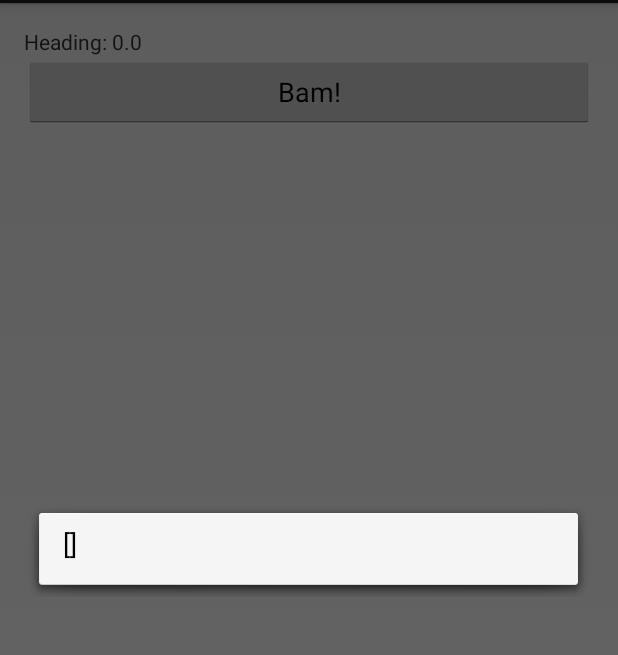
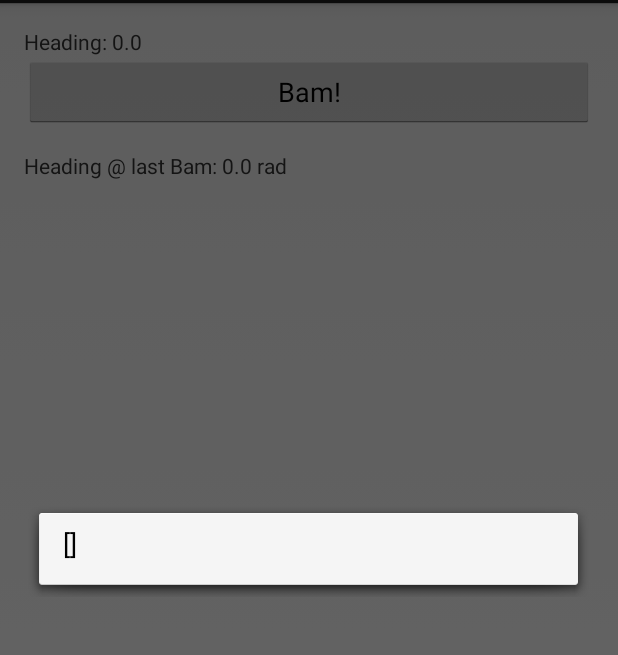
Before and after one commit to kylemsguy/building-point, an Android app: the screen it shows after launch (MainActivity), after a tap on "Bam!", on a phone screen of 412 x 824 dp, the part 69-724 px from its top. Run offline under Robolectric (Android 15) with nearby library versions, the phone set to English and light mode, and no system bars.

Commit message:
Added debug heading @ last bam

```diff
--- a/app/src/main/java/com/kylemsguy/buildingpoint/MainActivity.java
+++ b/app/src/main/java/com/kylemsguy/buildingpoint/MainActivity.java
@@ -29,7 +29,8 @@ public class MainActivity extends Activity implements SensorEventListener, View.
     private Sensor mMagnetometer;
     private LocationManager mLocationManager;
 
-    TextView tvHeading;
+    private TextView tvHeading;
+    private TextView lastBamHeading;
     private Button btnPoint;
     private Location currentLocation;
 
@@ -39,6 +40,7 @@ public class MainActivity extends Activity implements SensorEventListener, View.
         setContentView(R.layout.activity_main);
 
         tvHeading = (TextView) findViewById(R.id.tvHeading);
+        lastBamHeading = (TextView) findViewById(R.id.tvLastBam);
         mSensorManager = (SensorManager) getSystemService(SENSOR_SERVICE);
         mAccelerometer = mSensorManager.getDefaultSensor(Sensor.TYPE_ACCELEROMETER);
         mMagnetometer = mSensorManager.getDefaultSensor(Sensor.TYPE_MAGNETIC_FIELD);
@@ -110,6 +112,7 @@ public class MainActivity extends Activity implements SensorEventListener, View.
 
     public void onClick(View v) {
         if (v == btnPoint) {
+            lastBamHeading.setText("Heading @ last Bam: " + Float.toString(azimuth) + " rad");
             new ProcessPointTask(this, currentLocation, azimuth).execute();
         }
     }
--- a/app/src/main/res/layout/fragment_compass.xml
+++ b/app/src/main/res/layout/fragment_compass.xml
@@ -17,4 +17,13 @@
         android:text="Bam!"
         android:layout_below="@id/tvHeading"/>
 
+    <TextView
+        android:id="@+id/tvLastBam"
+        android:layout_width="wrap_content"
+        android:layout_height="wrap_content"
+        android:text="Heading \@ last Bam: N/A"
+        android:layout_below="@+id/btnPoint"
+        android:layout_alignParentStart="true"
+        android:layout_marginTop="15dp" />
+
 </RelativeLayout>
```
